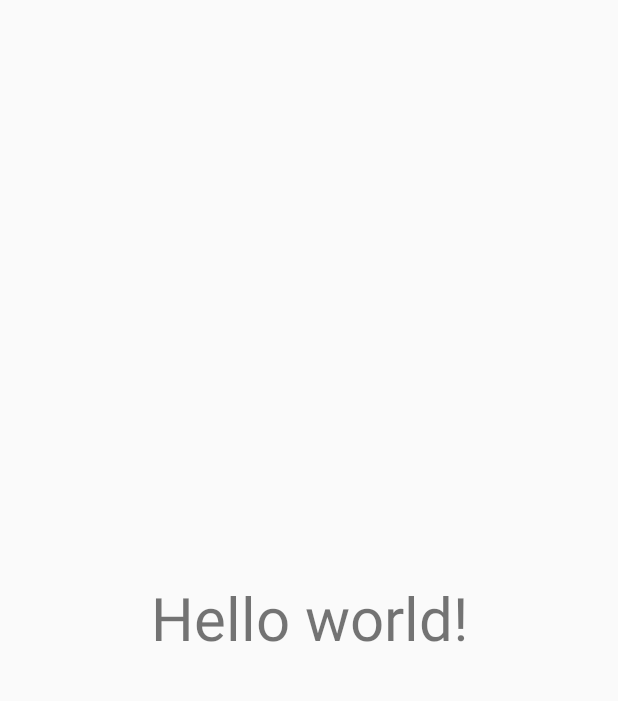
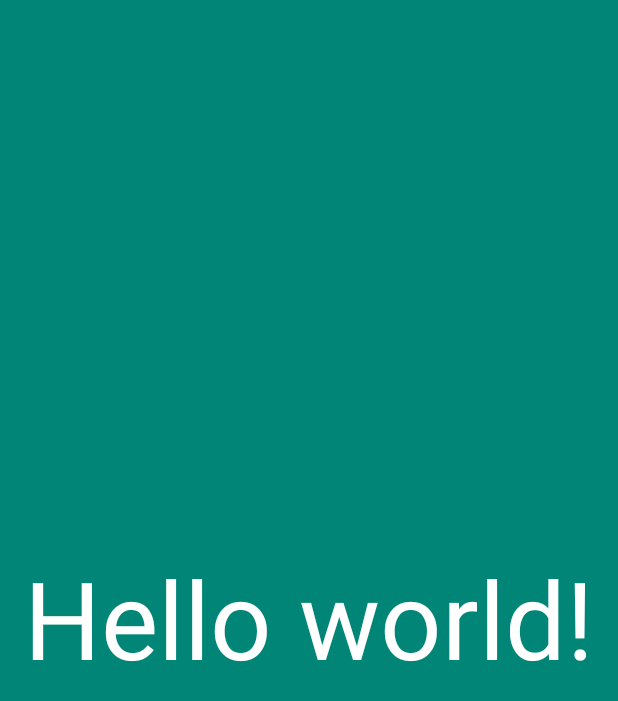
Before and after one commit to IllyaSvergun/ua-web-khakaton-sources, an Android app: the layout activity_big_text.xml on its own in the app's theme, with its tools: preview values and no code run, on a phone screen of 412 x 824 dp. Shown: the top 701 px of the screen. Run offline under Robolectric (Android 15) with nearby library versions, the phone set to English and light mode, and no system bars.

Commit message:
some styling

```diff
--- a/CommunicationHelper/app/src/main/java/com/communicationhelper/Activities/BigTextActivity.java
+++ b/CommunicationHelper/app/src/main/java/com/communicationhelper/Activities/BigTextActivity.java
@@ -18,6 +18,8 @@ public class BigTextActivity extends ActionBarActivity {
     protected void onCreate(Bundle savedInstanceState) {
         super.onCreate(savedInstanceState);
         setContentView(R.layout.activity_big_text);
+        getSupportActionBar().setElevation(0);
+        getSupportActionBar().setTitle("");
 
         mText = (TextView) findViewById(R.id.text);
         mText.setText(getIntent().getStringExtra(EXTRA_BIG_TEXT));
--- a/CommunicationHelper/app/src/main/res/layout/activity_big_text.xml
+++ b/CommunicationHelper/app/src/main/res/layout/activity_big_text.xml
@@ -4,15 +4,16 @@
     android:paddingRight="@dimen/activity_horizontal_margin"
     android:paddingTop="@dimen/activity_vertical_margin"
     android:paddingBottom="@dimen/activity_vertical_margin"
-    tools:context=".Activities.BigTextActivity">
+    tools:context=".Activities.BigTextActivity"
+    android:background="@color/accent_material_light">
 
     <TextView
         android:id="@+id/text"
-        android:textSize="40sp"
+        android:textSize="72sp"
         android:layout_width="fill_parent"
         android:layout_height="fill_parent"
         android:text="@string/hello_world"
         android:gravity="center"
-        />
+        android:textColor="@android:color/white" />
 
 </RelativeLayout>
--- a/CommunicationHelper/app/src/main/res/layout/activity_main.xml
+++ b/CommunicationHelper/app/src/main/res/layout/activity_main.xml
@@ -1,7 +1,8 @@
 <RelativeLayout
     xmlns:android="http://schemas.android.com/apk/res/android"
     xmlns:tools="http://schemas.android.com/tools"
-    android:layout_height="match_parent" android:layout_width="match_parent">
+    android:layout_height="match_parent" android:layout_width="match_parent"
+    android:background="@android:color/white">
 
 
     <FrameLayout
--- /dev/null
+++ b/CommunicationHelper/app/src/main/res/values/colors.xml
@@ -0,0 +1,4 @@
+<?xml version="1.0" encoding="utf-8"?>
+<resources>
+    <color name="accent">#00695C</color>
+</resources>
--- a/CommunicationHelper/app/src/main/res/values/styles.xml
+++ b/CommunicationHelper/app/src/main/res/values/styles.xml
@@ -1,8 +1,13 @@
 <resources>
 
     <!-- Base application theme. -->
-    <style name="AppTheme" parent="Theme.AppCompat.Light.DarkActionBar">
-        <!-- Customize your theme here. -->
+    <style name="AppTheme" parent="@style/Theme.AppCompat">
+        <item name="actionBarStyle">@style/actionBar</item>
+        <item name="colorPrimaryDark">@color/accent</item>
+    </style>
+
+    <style name="actionBar" parent="@style/Widget.AppCompat.Light.ActionBar.Solid">
+        <item name="background">@color/accent_material_light</item>
     </style>
 
 </resources>
```
